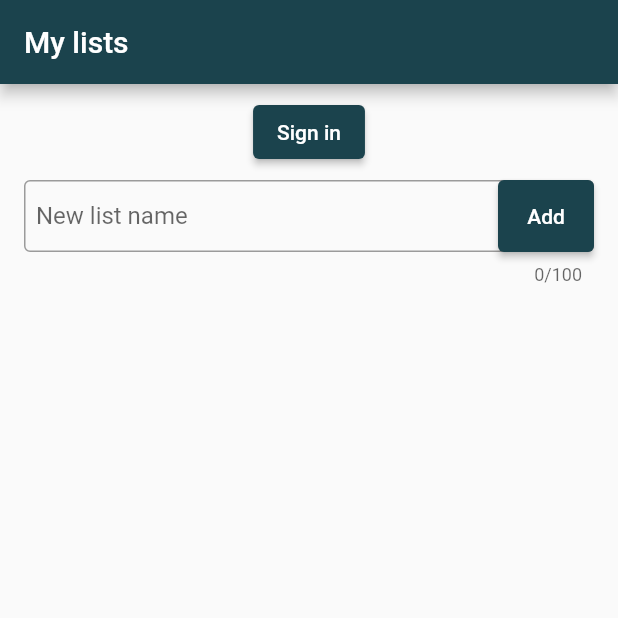
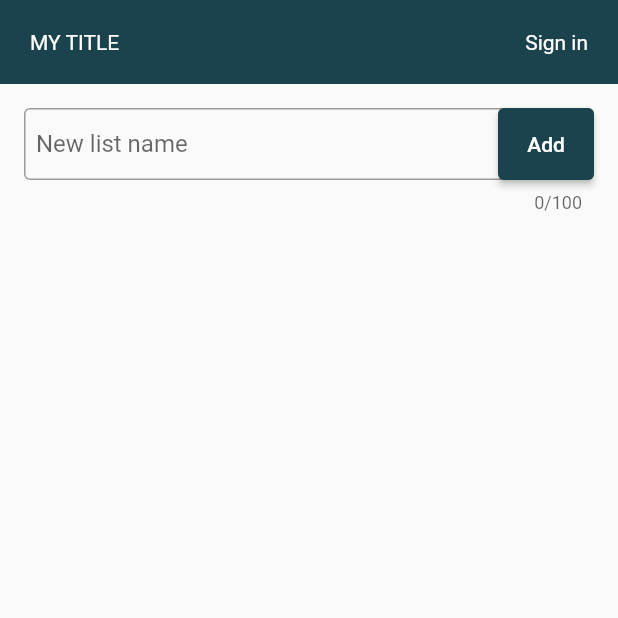
Before and after one commit to valentinavolgina2/links_app, a Flutter app: the screen it shows after launch, on a phone screen of 412 x 824 dp, the top half of it. Run offline on Flutter 3.47's test engine with Material 2 defaults, Android fonts, the phone set to English and light mode, and no system bars; our stand-ins replace firebase_auth, firebase_core, firebase_database, shared_preferences; accounts and stored records are empty; statements that could not run were skipped.

Commit message:
Added app bar

```diff
--- a/lib/connection/authentication.dart
+++ b/lib/connection/authentication.dart
@@ -6,6 +6,7 @@ final FirebaseAuth _auth = FirebaseAuth.instance;
 
 String? uid;
 String? userEmail;
+String? imageUrl;
 
 Future<User?> registerWithEmailPassword(String email, String password) async {
   User? user;
--- a/lib/main.dart
+++ b/lib/main.dart
@@ -4,6 +4,7 @@ import 'package:flutter/material.dart';
 import 'package:links_app/connection/database.dart';
 import 'package:links_app/providers/list.dart';
 import 'package:links_app/styles/color.dart';
+import 'package:links_app/widgets/app_bar.dart';
 import 'package:links_app/widgets/auth_dialog.dart';
 import 'package:links_app/widgets/list_card.dart';
 import 'package:firebase_database/firebase_database.dart';
@@ -14,6 +15,7 @@ import 'package:firebase_auth/firebase_auth.dart';
 import 'package:links_app/widgets/message.dart';
 
 import 'connection/authentication.dart';
+import 'model/app.dart';
 import 'model/list.dart';
 
 Future<void> main() async {
@@ -33,25 +35,24 @@ class MyApp extends StatelessWidget {
   @override
   Widget build(BuildContext context) {
     return MaterialApp(
-      title: 'Links App',
+      title: AppData.title,
       theme: ThemeData(
         primarySwatch: AppColors.scaffold.primary,
       ),
-      home: const MyHomePage(title: 'My lists'),
+      home: const MyHomePage(),
     );
   }
 }
 
 class MyHomePage extends StatefulWidget {
-  const MyHomePage({super.key, required this.title});
-
-  final String title;
+  const MyHomePage({super.key});
 
   @override
   State<MyHomePage> createState() => _MyHomePageState();
 }
 
 class _MyHomePageState extends State<MyHomePage> {
+
   List<LinksList> myLists = [];
 
   late StreamSubscription<DatabaseEvent> _listsSubscription;
@@ -59,8 +60,6 @@ class _MyHomePageState extends State<MyHomePage> {
   late StreamSubscription<DatabaseEvent> _listsChangeSubscription;
 
   late TextEditingController addListController;
-
-  bool _isProcessing = false;
 
   @override
   void initState() {
@@ -134,67 +133,22 @@ class _MyHomePageState extends State<MyHomePage> {
     addListController.clear();
   }
 
-  _signout() async {
-    setState(() {
-      _isProcessing = true;
-    });
 
-    await signOut().then((result) {
-      SystemMessage.showSuccess(
-          context: context, message: 'You have signed out successfully.');
-
-      Navigator.of(context).pushReplacement(
-        MaterialPageRoute(
-          fullscreenDialog: true,
-          builder: (context) => MyHomePage(title: 'My lists'),
-        ),
-      );
-    }).catchError((error) {
-      SystemMessage.showError(
-          context: context, message: 'Sign Out Error: $error');
-    });
-
-    setState(() {
-      _isProcessing = false;
-    });
-  }
 
   @override
   Widget build(BuildContext context) {
+    var screenSize = MediaQuery.of(context).size;
+
     return Scaffold(
-      appBar: AppBar(
-        title: Text(widget.title),
+      appBar: PreferredSize(
+        preferredSize: Size(screenSize.width, 1000),
+        child: const MyAppBar()
       ),
       body: SafeArea(
           child: Padding(
         padding: const EdgeInsets.all(8.0),
         child: Column(
           children: [
-            ElevatedButton(
-                onPressed: userEmail == null
-                    ? () async {
-                        await showDialog(
-                          context: context,
-                          builder: (context) => AuthDialog(),
-                        );
-
-                        setState(() {});
-                      }
-                    : null,
-                child: userEmail == null
-                    ? const Text('Sign in')
-                    : Row(children: [
-                        Text(userEmail!,
-                            style: const TextStyle(
-                              color: Colors.white70,
-                            )),
-                        const SizedBox(width: 20.0),
-                        TextButton(
-                            onPressed: _isProcessing ? null : () => _signout(),
-                            child: _isProcessing
-                                ? const CircularProgressIndicator()
-                                : const Text('Sign out'))
-                      ])),
             Padding(
               padding: const EdgeInsets.fromLTRB(8.0, 8.0, 8.0, 16.0),
               child: TextField(
--- /dev/null
+++ b/lib/model/app.dart
@@ -0,0 +1,3 @@
+class AppData {
+  static String title = 'My title';
+}
--- a/lib/pages/list/show.dart
+++ b/lib/pages/list/show.dart
@@ -1,6 +1,7 @@
 import 'package:flutter/material.dart';
 
 import '../../model/list.dart';
+import '../../widgets/app_bar.dart';
 import '../../widgets/list.dart';
 
 class ListPage extends StatelessWidget {
@@ -10,9 +11,12 @@ class ListPage extends StatelessWidget {
 
   @override
   Widget build(BuildContext context) {
+    var screenSize = MediaQuery.of(context).size;
+
     return Scaffold(
-      appBar: AppBar(
-        title: Text(list.name),
+      appBar: PreferredSize(
+        preferredSize: Size(screenSize.width, 1000),
+        child: const MyAppBar()
       ),
       body: LayoutBuilder(builder: (context, constraints) {
         return SafeArea(
--- /dev/null
+++ b/lib/widgets/app_bar.dart
@@ -0,0 +1,129 @@
+import 'package:flutter/material.dart';
+
+import '../connection/authentication.dart';
+import '../main.dart';
+import '../model/app.dart';
+import '../styles/color.dart';
+import 'auth_dialog.dart';
+import 'message.dart';
+
+class MyAppBar extends StatefulWidget {
+  const MyAppBar({super.key});
+
+  @override
+  State<MyAppBar> createState() => _MyAppBarState();
+}
+
+class _MyAppBarState extends State<MyAppBar> {
+
+  bool _isProcessing = false;
+
+  _signout() async {
+    setState(() {
+      _isProcessing = true;
+    });
+
+    await signOut().then((result) {
+      SystemMessage.showSuccess(
+          context: context, message: 'You have signed out successfully.');
+
+      Navigator.of(context).pushReplacement(
+        MaterialPageRoute(
+          fullscreenDialog: true,
+          builder: (context) => const MyHomePage(),
+        ),
+      );
+    }).catchError((error) {
+      SystemMessage.showError(
+          context: context, message: 'Sign Out Error: $error');
+    });
+
+    setState(() {
+      _isProcessing = false;
+    });
+  }
+
+  @override
+  Widget build(BuildContext context) {
+    final screenSize = MediaQuery.of(context).size;
+
+    return Container(
+      color: AppColors.scaffold.primary,
+      child: Padding(
+        padding: const EdgeInsets.all(20),
+        child: Row(
+          children: [
+            Expanded(child: Text(AppData.title.toUpperCase(), style: TextStyle(color: Colors.white))),
+            // Expanded(
+            //   child: Row(
+            //     mainAxisAlignment: MainAxisAlignment.center,
+            //     children: [
+            //       InkWell(
+            //         onTap: () {},
+            //         child: const Text(
+            //           'Home',
+            //           style: TextStyle(color: Colors.white),
+            //         ),
+            //       ),
+            //       // SizedBox(width: screenSize.width / 20),
+            //       // InkWell(
+            //       //   onTap: () {},
+            //       //   child: const Text(
+            //       //     'Contact Us',
+            //       //     style: TextStyle(color: Colors.black),
+            //       //   ),
+            //       // ),
+            //     ],
+            //   ),
+            // ),
+            InkWell(
+              onTap: userEmail == null
+                ? () async {
+                    await showDialog(
+                      context: context,
+                      builder: (context) => AuthDialog(),
+                    );
+
+                    setState(() {});
+                  }
+                : null,
+              child: userEmail == null
+                ? const Text('Sign in', style: TextStyle(
+                              color: Colors.white,
+                            ))
+                : Row(children: [
+                    CircleAvatar(
+                      radius: 15,
+                      backgroundImage: imageUrl != null
+                          ? NetworkImage(imageUrl!)
+                          : null,
+                      child: imageUrl == null
+                          ? Icon(Icons.account_circle, size: 30)
+                          : Container(),
+                    ),
+                    Text(userEmail!,
+                        style: const TextStyle(
+                          color: Colors.white,
+                        )),
+                    const SizedBox(width: 20.0),
+                    TextButton(
+                      style: TextButton.styleFrom(
+                        backgroundColor: Colors.blueGrey,
+                      ),
+                      onPressed: _isProcessing ? null : () => _signout(),
+                      child: _isProcessing
+                          ? const CircularProgressIndicator()
+                          : const Text(
+                            'Sign out',
+                            style: TextStyle(
+                              color: Colors.white,
+                            ),)
+                    )
+                  ])
+            ),
+          ],
+        ),
+      ),
+    );
+  }
+}
```
